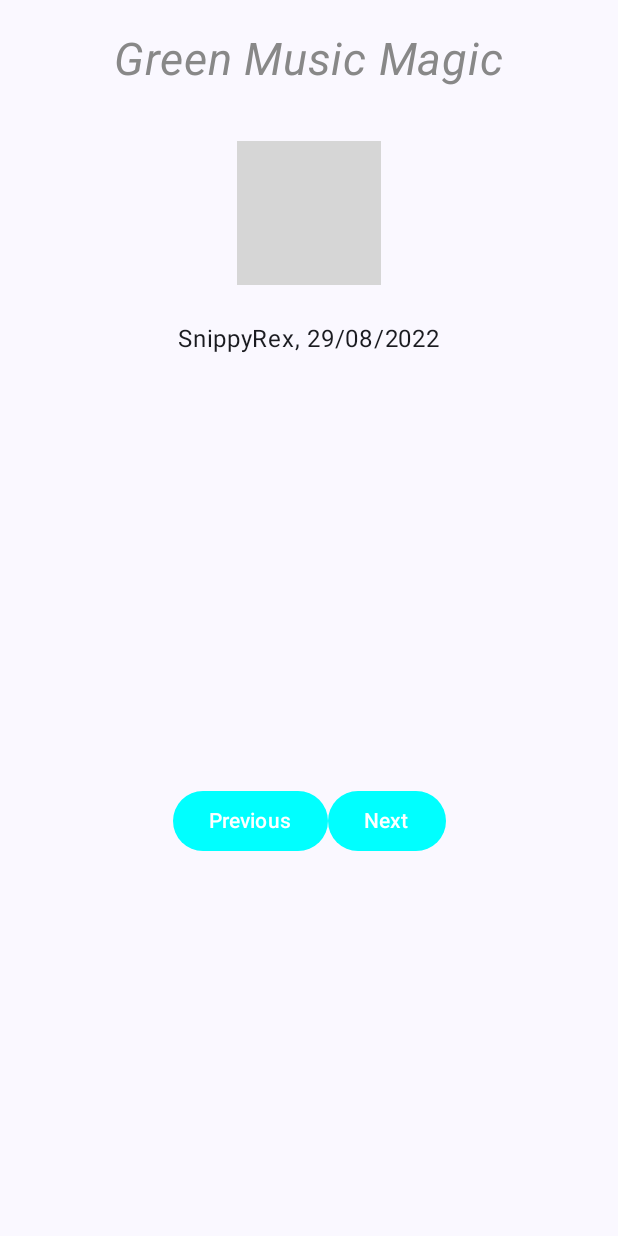
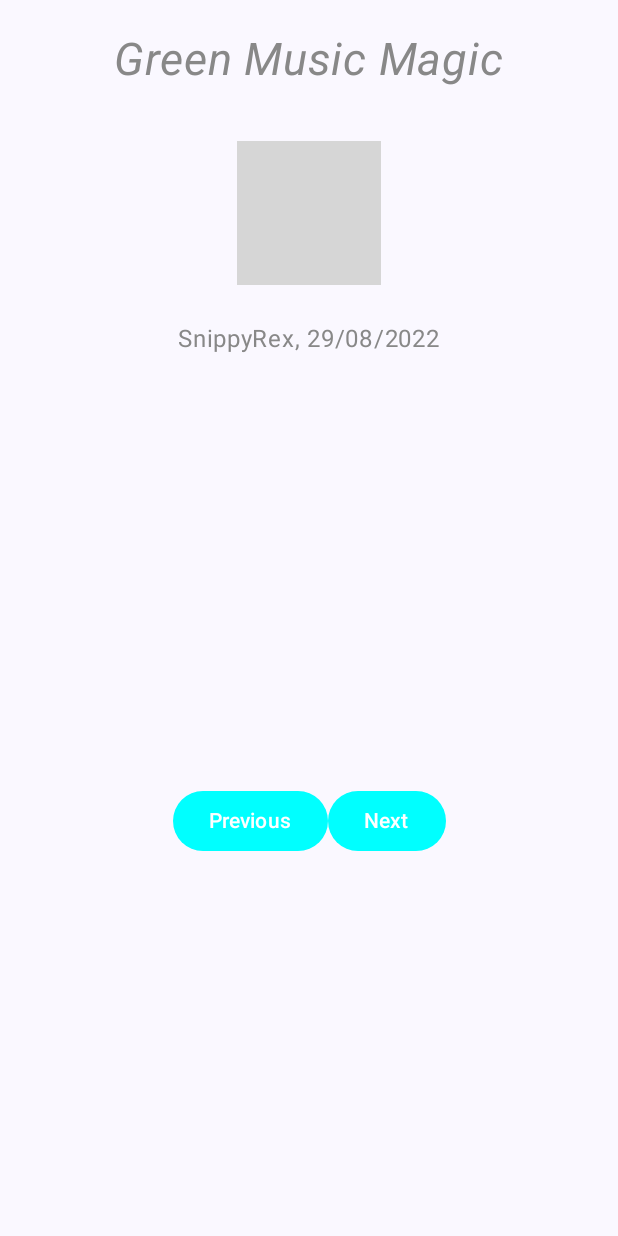
Before and after one commit to FeKent/Art-Space, an Android app built with Jetpack Compose: the screen it shows after launch (MainActivity), on a phone screen of 412 x 824 dp. Run offline under Robolectric (Android 15) with nearby library versions, the phone set to English and light mode, and no system bars; grey boxes are pictures that could not be loaded.

Commit message:
Change styling of UI layout & add functionality to the "Previous" button

```diff
--- a/app/src/main/java/com/example/artspace/MainActivity.kt
+++ b/app/src/main/java/com/example/artspace/MainActivity.kt
@@ -111,7 +111,7 @@ fun ArtSpaceLayout(
                 .padding(24.dp)
         )
 //        Spacer(modifier = Modifier.height(32.dp))
-        Text(text = stringResource(artworkInfo))
+        Text(text = stringResource(artworkInfo), color = Color.Gray)
         Spacer(modifier = Modifier.height(32.dp))
         Row(
             horizontalArrangement = Arrangement.Center,
```
